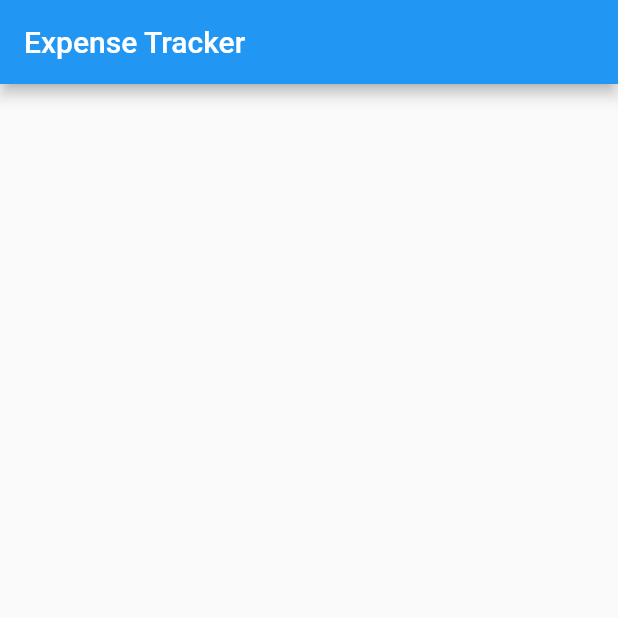
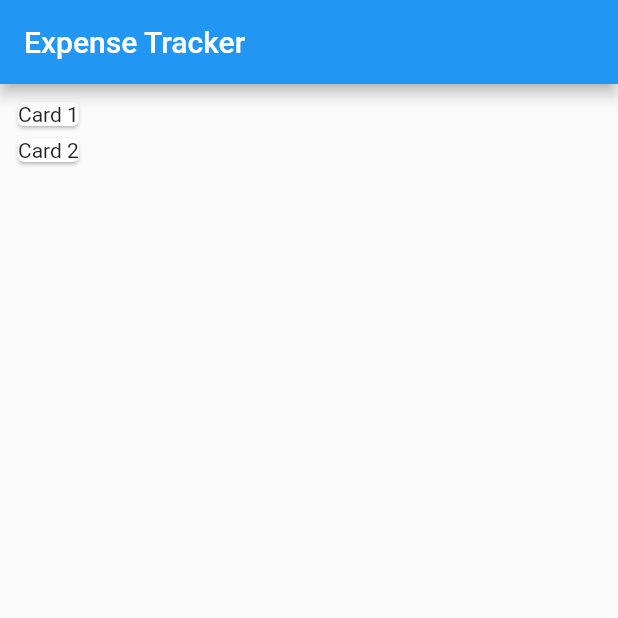
Before and after one commit to shuvamlal/Flutter-Examples, a Flutter app: the screen it shows after launch, on a phone screen of 412 x 824 dp, the top half of it. Run offline on Flutter 3.47's test engine with Material 2 defaults, Android fonts, the phone set to English and light mode, and no system bars; our stand-ins replace shared_preferences.

Commit message:
home_page added

```diff
--- /dev/null
+++ b/expense_tracker/lib/home_page.dart
@@ -0,0 +1,20 @@
+import 'package:flutter/material.dart';
+
+class HomePage extends StatelessWidget {
+  @override
+  Widget build(BuildContext context) {
+    return Container(
+      padding: EdgeInsets.all(8.0),
+      child: Column(
+        children: [
+          Card(
+            child: Text("Card 1"),
+          ),
+          Card(
+            child: Text("Card 2"),
+          )
+        ],
+      ),
+    );
+  }
+}
--- a/expense_tracker/lib/main.dart
+++ b/expense_tracker/lib/main.dart
@@ -1,4 +1,6 @@
 import 'package:flutter/material.dart';
+
+import 'home_page.dart';
 
 void main() {
   runApp(MyApp());
@@ -12,6 +14,7 @@ class MyApp extends StatelessWidget {
         appBar: AppBar(
           title: Text("Expense Tracker"),
         ),
+        body: HomePage(),
       ),
     );
   }
```
